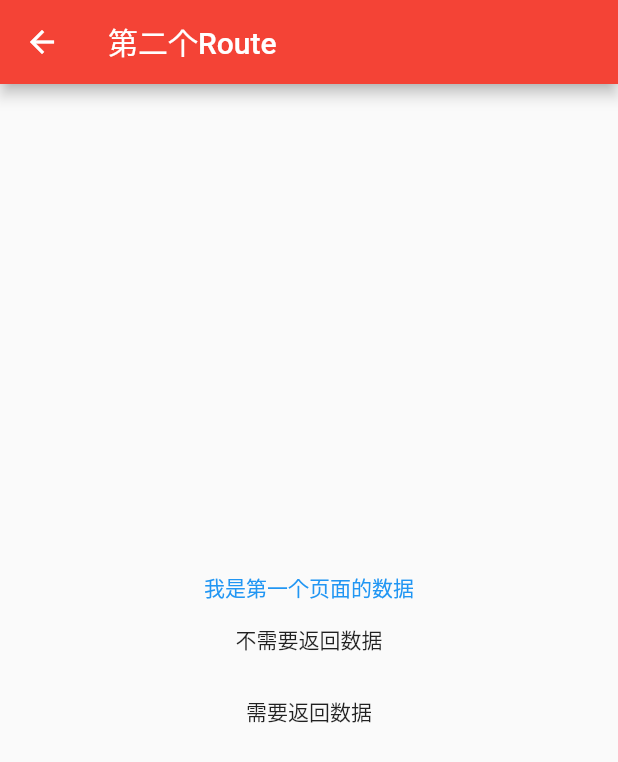
After one commit to strivecheng/SjFlutterTour, a Flutter app: the RoutePushDemo screen opened directly, after a tap on "携带数据跳转", on a phone screen of 412 x 824 dp. The commit adds this screen. Shown: the top 762 px of the screen. Run offline on Flutter 3.47's test engine with Material 2 defaults, Android fonts, the phone set to English and light mode, and no system bars.

Commit message:
增加Route之间以及数据交互讲解

```diff
--- a/flutter_basics/lib/layout/Demo1.dart
+++ b/flutter_basics/lib/layout/Demo1.dart
@@ -6,6 +6,7 @@
 import 'package:flutter/material.dart';
 
 ///通过两种方式写出相对父布局居左和居右的效果
+
 class LayoutDemoOne extends StatefulWidget {
   @override
   _LayoutDemoOneState createState() => _LayoutDemoOneState();
--- a/flutter_basics/lib/layout/Demo2.dart
+++ b/flutter_basics/lib/layout/Demo2.dart
@@ -9,6 +9,7 @@ import 'package:flutter/material.dart';
 ///spaceBetween: 把空闲空间均匀地分配给孩子们
 ///spaceAround: 在两个孩子之间平均分配空闲的空间以及第一个和最后一个孩子前后的一半空间
 ///spaceEvenly: 在孩子之间，以及在第一个和最后一个孩子之前和之后，均匀地放置空闲空间
+
 class LayoutDemoTwo extends StatefulWidget {
   String title;
 
--- /dev/null
+++ b/flutter_basics/lib/layout/Demo3.dart
@@ -0,0 +1,166 @@
+/// Created with Android Studio.
+/// User: sj
+/// Date: 2019-08-11
+/// Time: 10:25
+/// Description:
+import 'package:flutter/material.dart';
+
+///Router跳转以及数据传递
+class RoutePushDemo extends StatefulWidget {
+  @override
+  _RoutePushDemoState createState() => _RoutePushDemoState();
+}
+
+class _RoutePushDemoState extends State<RoutePushDemo> {
+  @override
+  Widget build(BuildContext context) {
+    return Scaffold(
+      appBar: AppBar(
+        title: Text("第一个Route"),
+      ),
+      body: Container(
+        width: double.infinity,
+        child: Column(
+          crossAxisAlignment: CrossAxisAlignment.center,
+          mainAxisAlignment: MainAxisAlignment.center,
+          children: <Widget>[
+            Builder(builder: (context) {
+              return RaisedButton(
+                onPressed: () async {
+                  //1: 通过Navigator.push方式不携带跳转,如果需要接受返回的数据，需要通过async异步接受
+                  String result = await Navigator.push(context,
+                      MaterialPageRoute(builder: (context) {
+                    return SecondRoute();
+                  }));
+
+                  //2: 通过Navigator.push方式不携带跳转，一定要注册route！！！
+//                Navigator.pushNamed(context, SecondRoute.routeName);
+
+                  if (result != null) {
+                    Scaffold.of(context).showSnackBar(SnackBar(
+                      content: Text(result),
+                      duration: Duration(milliseconds: 500),
+                    ));
+                  }
+                },
+                child: Text("不携带数据跳转"),
+              );
+            }),
+            Builder(builder: (context){
+              return RaisedButton(
+                onPressed: () async {
+                  //1: 通过Navigator.push方式携带跳转
+//                Navigator.push(context, MaterialPageRoute(builder: (context) {
+//                  return ThirdRoute("我是第一个页面的数据");
+//                }));
+                  //2: 通过Navigator.push方式携带跳转
+                  String str = "我是第一个页面的数据";
+                  //疑问为什么只能用var接值，不嫩用String？
+                  var result = await Navigator.pushNamed(context, SecondRoute.routeName,
+                      arguments: str);
+                  if (result != null) {
+                    Scaffold.of(context).showSnackBar(SnackBar(
+                      content: Text(result),
+                      backgroundColor: Colors.blue,
+                      duration: Duration(milliseconds: 500),
+                    ));
+                  }
+                },
+                child: Text("携带数据跳转"),
+              );
+            }),
+
+          ],
+        ),
+      ),
+    );
+  }
+}
+
+class SecondRoute extends StatefulWidget {
+  static const String routeName = "demo/second_route";
+
+  @override
+  _SecondRouteState createState() => _SecondRouteState();
+}
+
+class _SecondRouteState extends State<SecondRoute> {
+  @override
+  Widget build(BuildContext context) {
+    //show传递过来的数据
+    String str = ModalRoute.of(context).settings.arguments;
+    return Scaffold(
+      appBar: AppBar(
+        title: Text("第二个Route"),
+      ),
+      body: Container(
+        alignment: Alignment.center,
+        child: Column(
+          mainAxisAlignment: MainAxisAlignment.center,
+          children: <Widget>[
+            Text("$str",style: TextStyle(color: Colors.blue),),
+            FlatButton(
+                onPressed: () {
+                  Navigator.pop(context);
+                },
+                child: Text("不需要返回数据")),
+            FlatButton(
+                onPressed: () {
+                  Navigator.pop(context, "这是返回的数据");
+                },
+                child: Text("需要返回数据"))
+          ],
+        ),
+      ),
+    );
+  }
+}
+
+class ThirdRoute extends StatefulWidget {
+  static const String routeName = "demo/third_route";
+  String string = "";
+
+  ThirdRoute(this.string);
+
+  @override
+  _ThirdRouteState createState() => _ThirdRouteState(string);
+}
+
+class _ThirdRouteState extends State<ThirdRoute> {
+  String string = "";
+
+  _ThirdRouteState(this.string);
+
+  @override
+  Widget build(BuildContext context) {
+    //show传递过来的数据
+//    Scaffold.of(context).showSnackBar(SnackBar(
+//      content: Text(string),
+//      duration: Duration(seconds: 1),
+//    ));
+    return Scaffold(
+      appBar: AppBar(
+        title: Text("第三个Route"),
+      ),
+      body: Container(
+        alignment: Alignment.center,
+        child: Column(
+          mainAxisAlignment: MainAxisAlignment.center,
+          children: <Widget>[
+            Text(string),
+            FlatButton(
+                onPressed: () {
+                  Navigator.pop(context);
+                },
+                child: Text("不需要返回数据")),
+            FlatButton(
+                onPressed: () {
+                  Navigator.pop(context, "这是返回的数据");
+                },
+                child: Text("需要返回数据"))
+          ],
+        ),
+      ),
+    );
+  }
+}
```
Also changed, not shown: flutter_basics/lib/main.dart (+17 -3 lines).
